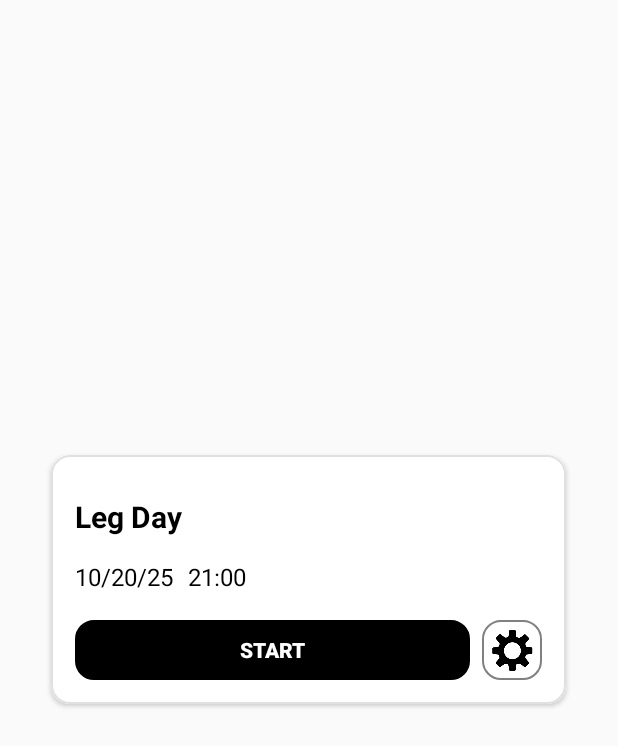
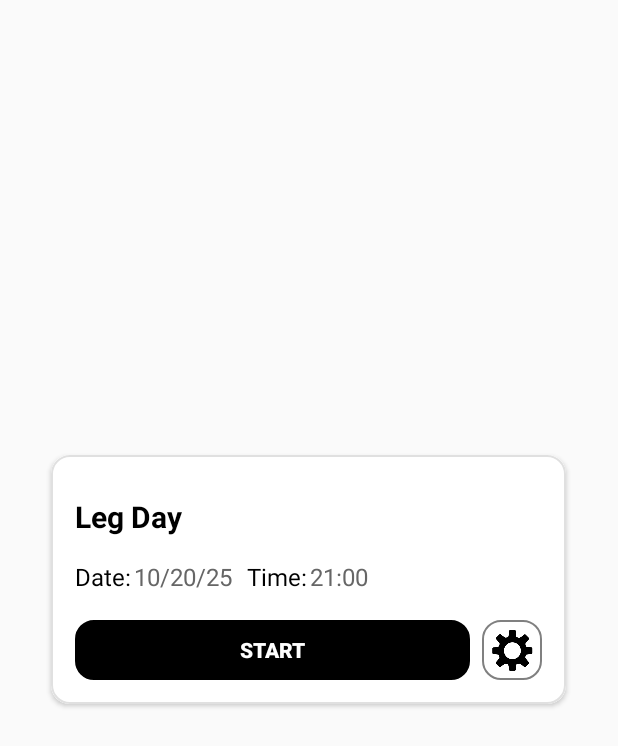
Before and after one commit to algenabagat/ITISMOB_MCO_Gainly, an Android app built with Jetpack Compose: the layout item_plan.xml on its own in the app's theme, with its tools: preview values and no code run, on a phone screen of 412 x 824 dp. Shown: the top 746 px of the screen. Run offline under Robolectric (Android 15) with nearby library versions, the phone set to English and light mode, and no system bars.

Commit message:
fixed plan

```diff
--- a/app/src/main/res/layout/item_plan.xml
+++ b/app/src/main/res/layout/item_plan.xml
@@ -43,13 +43,31 @@
             android:orientation="horizontal">
 
             <TextView
+                android:id="@+id/dateTxv"
+                android:layout_width="wrap_content"
+                android:layout_height="wrap_content"
+                android:layout_marginRight="2dp"
+                android:text="Date:"
+                android:textColor="@color/black"
+                android:textSize="16sp" />
+
+            <TextView
                 android:id="@+id/dateTv"
                 android:layout_width="wrap_content"
                 android:layout_height="wrap_content"
                 android:layout_marginRight="10dp"
                 android:layout_marginBottom="2dp"
                 android:text="10/20/25"
-                android:textColor="#000000"
+                android:textColor="@color/gray"
+                android:textSize="16sp" />
+
+            <TextView
+                android:id="@+id/timeTxv"
+                android:layout_width="wrap_content"
+                android:layout_height="wrap_content"
+                android:layout_marginRight="2dp"
+                android:text="Time:"
+                android:textColor="@color/black"
                 android:textSize="16sp" />
 
             <TextView
@@ -58,7 +76,7 @@
                 android:layout_height="wrap_content"
                 android:layout_marginBottom="2dp"
                 android:text="21:00"
-                android:textColor="#000000"
+                android:textColor="@color/gray"
                 android:textSize="16sp" />
 
         </LinearLayout>
```
Also changed, not shown: app/src/main/java/com/itismob/s17/gainly/PlanStorageManager.kt (+124 -13 lines), app/src/main/res/layout/dialog_select_workout.xml (+17 -8 lines), app/src/main/res/layout/item_workout_selectable.xml (+16 -6 lines).
